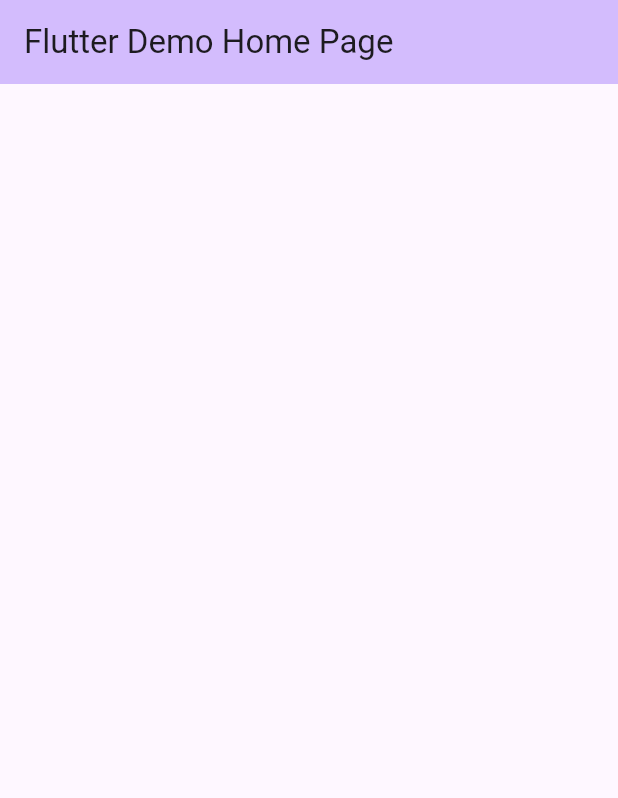
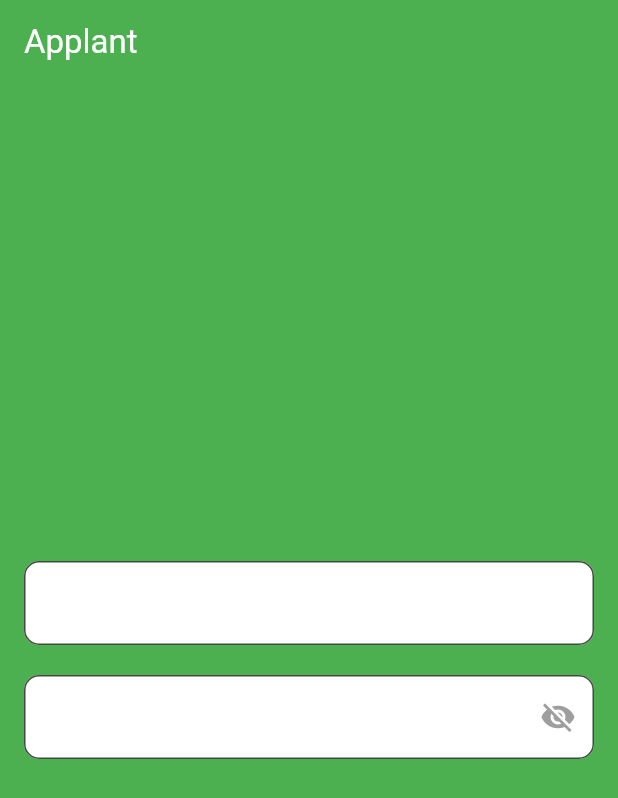
Before and after one commit to furkancabbar/Applant, a Flutter app: the screen it shows after launch, on a phone screen of 412 x 824 dp. Shown: the top 798 px of the screen. Run offline on Flutter 3.47's test engine with Material 3 defaults, Android fonts, the phone set to English and light mode, and no system bars.

Commit message:
email and password added

```diff
--- a/lib/main.dart
+++ b/lib/main.dart
@@ -12,12 +12,14 @@ class MyApp extends StatelessWidget {
   @override
   Widget build(BuildContext context) {
     return MaterialApp(
-      title: 'Flutter Demo',
+      title: 'Applant',
       theme: ThemeData(
-        colorScheme: ColorScheme.fromSeed(seedColor: Colors.deepPurple),
+        colorScheme: ColorScheme.fromSeed(seedColor: Colors.green),
+        scaffoldBackgroundColor:
+            Colors.green, // Setting background color to green
         useMaterial3: true,
       ),
-      home: const MyHomePage(title: 'Flutter Demo Home Page'),
+      home: const MyHomePage(title: 'Applant'),
     );
   }
 }
@@ -32,17 +34,62 @@ class MyHomePage extends StatefulWidget {
 }
 
 class _MyHomePageState extends State<MyHomePage> {
+  final TextEditingController _emailController = TextEditingController();
+  final TextEditingController _passwordController = TextEditingController();
+  bool _obscurePassword = true;
+
   @override
   Widget build(BuildContext context) {
     return Scaffold(
       appBar: AppBar(
-        backgroundColor: Theme.of(context).colorScheme.inversePrimary,
-        title: Text(widget.title),
+        backgroundColor: Colors.green, // App bar color
+        title: Text(widget.title,
+            style: TextStyle(color: Colors.white)), // White text
       ),
-      body: Center(
+      body: Padding(
+        padding: const EdgeInsets.all(16.0),
         child: Column(
           mainAxisAlignment: MainAxisAlignment.center,
-          children: <Widget>[],
+          crossAxisAlignment: CrossAxisAlignment.stretch,
+          children: <Widget>[
+            TextField(
+              controller: _emailController,
+              decoration: InputDecoration(
+                labelText: 'Email',
+                labelStyle: TextStyle(color: Colors.white),
+                filled: true,
+                fillColor: Colors.white,
+                border: OutlineInputBorder(
+                  borderRadius: BorderRadius.circular(10.0),
+                ),
+              ),
+            ),
+            SizedBox(height: 20),
+            TextField(
+              controller: _passwordController,
+              obscureText: _obscurePassword,
+              decoration: InputDecoration(
+                labelText: 'Password',
+                labelStyle: TextStyle(color: Colors.white),
+                filled: true,
+                fillColor: Colors.white,
+                border: OutlineInputBorder(
+                  borderRadius: BorderRadius.circular(10.0),
+                ),
+                suffixIcon: IconButton(
+                  icon: Icon(
+                    _obscurePassword ? Icons.visibility_off : Icons.visibility,
+                    color: Colors.grey,
+                  ),
+                  onPressed: () {
+                    setState(() {
+                      _obscurePassword = !_obscurePassword;
+                    });
+                  },
+                ),
+              ),
+            ),
+          ],
         ),
       ),
     );
```
